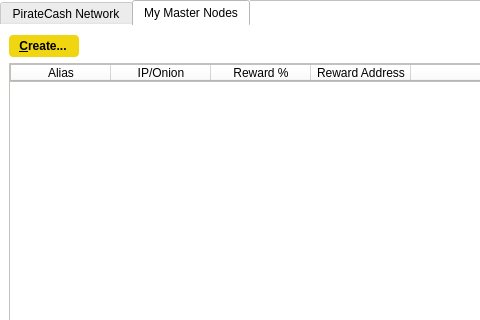
This is src/qt/forms/masternodemanager.ui in piratecash/piratecash as Qt 5 draws it before an edit; both pictures show x 0 to 480 and y 0 to 320 of the 723 by 457 pixel window. The edited form follows.
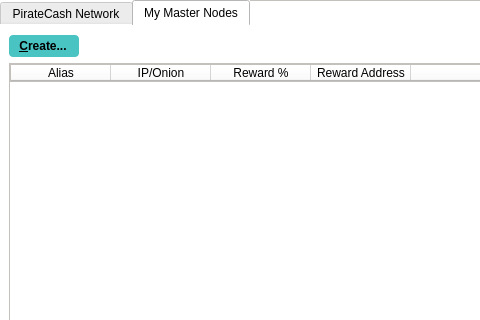
This is the edited form.

Diff of the .ui file:
```diff
--- a/src/qt/forms/masternodemanager.ui
+++ b/src/qt/forms/masternodemanager.ui
@@ -157,10 +157,10 @@
              <item>
               <widget class="QPushButton" name="createButton">
                <property name="styleSheet">
-                <string notr="true">background-color: rgb(240, 213, 17);
+                <string notr="true">background-color: rgb(74, 195, 195);
 color: rgb(0,0,0);
 border-radius: 4px;
-border-color:  rgb(240, 213, 17);
+border-color:  rgb(74, 195, 195);
 font-weight: 600;
 padding: 4px;
 padding-left: 10px;
```
